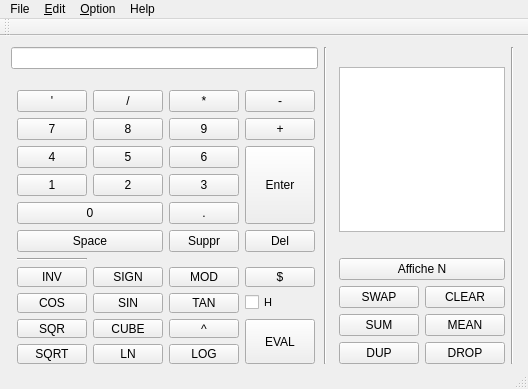
Old version of the form Classe_GUI/mainwindow.ui in the repository lfgLO21/projet-LO21.
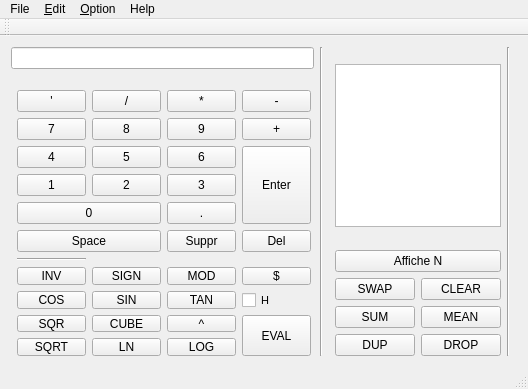
New version of the form.

Commit message: ajout option degre/radian

The edit to the form file:
```diff
--- a/Classe_GUI/mainwindow.ui
+++ b/Classe_GUI/mainwindow.ui
@@ -37,8 +37,8 @@
      <rect>
       <x>0</x>
       <y>0</y>
-      <width>525</width>
-      <height>339</height>
+      <width>521</width>
+      <height>331</height>
      </rect>
     </property>
     <layout class="QHBoxLayout" name="layoutPrincipal">
```
Left out of the diff: 3 changed lines with no effect on the pictures. The commit also changes 2 other files.
